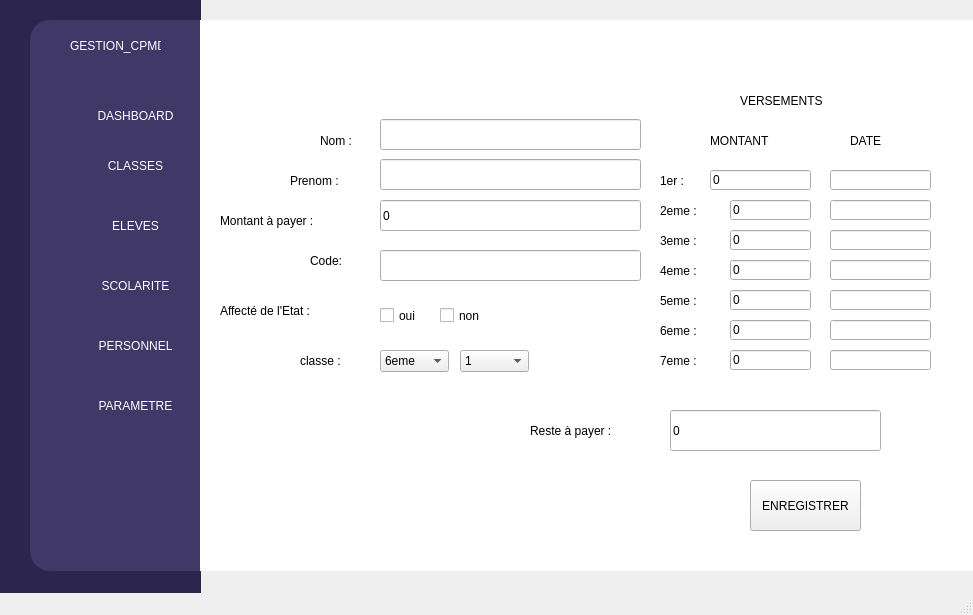
Old version of the form interfaces/Gest.ui in the repository tilonon/gestion_cpmd.
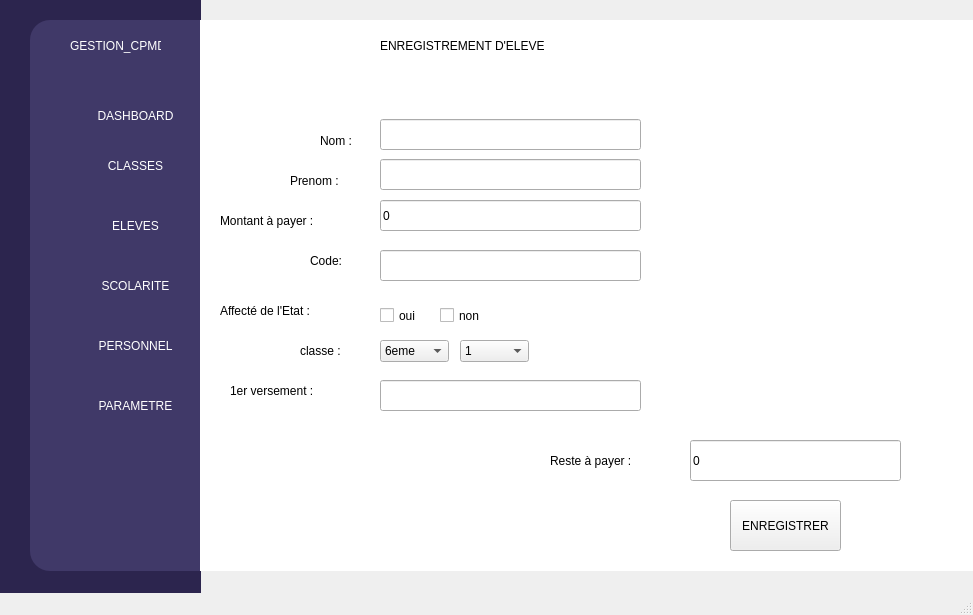
New version of the form. The open tabs and pages were chosen to show the change. Icons and pictures are not drawn.

Commit message: maj interface

Patch:
```diff
--- a/interfaces/Gest.ui
+++ b/interfaces/Gest.ui
@@ -424,352 +424,6 @@
        <string/>
       </property>
      </widget>
-     <widget class="QWidget" name="widget" native="true">
-      <property name="geometry">
-       <rect>
-        <x>450</x>
-        <y>160</y>
-        <width>301</width>
-        <height>221</height>
-       </rect>
-      </property>
-      <widget class="QLabel" name="label_27">
-       <property name="geometry">
-        <rect>
-         <x>10</x>
-         <y>10</y>
-         <width>41</width>
-         <height>21</height>
-        </rect>
-       </property>
-       <property name="styleSheet">
-        <string notr="true">font: 75 14pt &quot;MS Shell Dlg 2&quot;;</string>
-       </property>
-       <property name="text">
-        <string>1er :</string>
-       </property>
-      </widget>
-      <widget class="QLabel" name="label_28">
-       <property name="geometry">
-        <rect>
-         <x>10</x>
-         <y>40</y>
-         <width>61</width>
-         <height>21</height>
-        </rect>
-       </property>
-       <property name="styleSheet">
-        <string notr="true">font: 75 14pt &quot;MS Shell Dlg 2&quot;;</string>
-       </property>
-       <property name="text">
-        <string>2eme :</string>
-       </property>
-      </widget>
-      <widget class="QLabel" name="label_29">
-       <property name="geometry">
-        <rect>
-         <x>10</x>
-         <y>70</y>
-         <width>61</width>
-         <height>21</height>
-        </rect>
-       </property>
-       <property name="styleSheet">
-        <string notr="true">font: 75 14pt &quot;MS Shell Dlg 2&quot;;</string>
-       </property>
-       <property name="text">
-        <string>3eme :</string>
-       </property>
-      </widget>
-      <widget class="QLabel" name="label_30">
-       <property name="geometry">
-        <rect>
-         <x>10</x>
-         <y>100</y>
-         <width>61</width>
-         <height>21</height>
-        </rect>
-       </property>
-       <property name="styleSheet">
-        <string notr="true">font: 75 14pt &quot;MS Shell Dlg 2&quot;;</string>
-       </property>
-       <property name="text">
-        <string>4eme :</string>
-       </property>
-      </widget>
-      <widget class="QLabel" name="label_31">
-       <property name="geometry">
-        <rect>
-         <x>10</x>
-         <y>130</y>
-         <width>61</width>
-         <height>21</height>
-        </rect>
-       </property>
-       <property name="styleSheet">
-        <string notr="true">font: 75 14pt &quot;MS Shell Dlg 2&quot;;</string>
-       </property>
-       <property name="text">
-        <string>5eme :</string>
-       </property>
-      </widget>
-      <widget class="QLabel" name="label_32">
-       <property name="geometry">
-        <rect>
-         <x>10</x>
-         <y>160</y>
-         <width>61</width>
-         <height>21</height>
-        </rect>
-       </property>
-       <property name="styleSheet">
-        <string notr="true">font: 75 14pt &quot;MS Shell Dlg 2&quot;;</string>
-       </property>
-       <property name="text">
-        <string>6eme :</string>
-       </property>
-      </widget>
-      <widget class="QLabel" name="label_33">
-       <property name="geometry">
-        <rect>
-         <x>10</x>
-         <y>190</y>
-         <width>61</width>
-         <height>21</height>
-        </rect>
-       </property>
-       <property name="styleSheet">
-        <string notr="true">font: 75 14pt &quot;MS Shell Dlg 2&quot;;</string>
-       </property>
-       <property name="text">
-        <string>7eme :</string>
-       </property>
-      </widget>
-      <widget class="QLineEdit" name="lineEdit_6">
-       <property name="geometry">
-        <rect>
-         <x>60</x>
-         <y>10</y>
-         <width>101</width>
-         <height>20</height>
-        </rect>
-       </property>
-       <property name="styleSheet">
-        <string notr="true">font: 75 12pt &quot;Times New Roman&quot;;</string>
-       </property>
-       <property name="text">
-        <string>0</string>
-       </property>
-      </widget>
-      <widget class="QLineEdit" name="lineEdit_7">
-       <property name="geometry">
-        <rect>
-         <x>80</x>
-         <y>40</y>
-         <width>81</width>
-         <height>20</height>
-        </rect>
-       </property>
-       <property name="styleSheet">
-        <string notr="true">font: 75 12pt &quot;Times New Roman&quot;;</string>
-       </property>
-       <property name="text">
-        <string>0</string>
-       </property>
-      </widget>
-      <widget class="QLineEdit" name="lineEdit_8">
-       <property name="geometry">
-        <rect>
-         <x>80</x>
-         <y>70</y>
-         <width>81</width>
-         <height>20</height>
-        </rect>
-       </property>
-       <property name="styleSheet">
-        <string notr="true">font: 75 12pt &quot;Times New Roman&quot;;</string>
-       </property>
-       <property name="text">
-        <string>0</string>
-       </property>
-      </widget>
-      <widget class="QLineEdit" name="lineEdit_9">
-       <property name="geometry">
-        <rect>
-         <x>80</x>
-         <y>100</y>
-         <width>81</width>
-         <height>20</height>
-        </rect>
-       </property>
-       <property name="styleSheet">
-        <string notr="true">font: 75 12pt &quot;Times New Roman&quot;;</string>
-       </property>
-       <property name="text">
-        <string>0</string>
-       </property>
-      </widget>
-      <widget class="QLineEdit" name="lineEdit_10">
-       <property name="geometry">
-        <rect>
-         <x>80</x>
-         <y>130</y>
-         <width>81</width>
-         <height>20</height>
-        </rect>
-       </property>
-       <property name="styleSheet">
-        <string notr="true">font: 75 12pt &quot;Times New Roman&quot;;</string>
-       </property>
-       <property name="text">
-        <string>0</string>
-       </property>
-      </widget>
-      <widget class="QLineEdit" name="lineEdit_11">
-       <property name="geometry">
-        <rect>
-         <x>80</x>
-         <y>160</y>
-         <width>81</width>
-         <height>20</height>
-        </rect>
-       </property>
-       <property name="styleSheet">
-        <string notr="true">font: 75 12pt &quot;Times New Roman&quot;;</string>
-       </property>
-       <property name="text">
-        <string>0</string>
-       </property>
-      </widget>
-      <widget class="QLineEdit" name="lineEdit_12">
-       <property name="geometry">
-        <rect>
-         <x>80</x>
-         <y>190</y>
-         <width>81</width>
-         <height>20</height>
-        </rect>
-       </property>
-       <property name="styleSheet">
-        <string notr="true">font: 75 12pt &quot;Times New Roman&quot;;</string>
-       </property>
-       <property name="text">
-        <string>0</string>
-       </property>
-      </widget>
-      <widget class="QLineEdit" name="lineEdit_13">
-       <property name="geometry">
-        <rect>
-         <x>180</x>
-         <y>10</y>
-         <width>101</width>
-         <height>20</height>
-        </rect>
-       </property>
-       <property name="styleSheet">
-        <string notr="true">font: 75 12pt &quot;Times New Roman&quot;;</string>
-       </property>
-       <property name="text">
-        <string/>
-       </property>
-      </widget>
-      <widget class="QLineEdit" name="lineEdit_14">
-       <property name="geometry">
-        <rect>
-         <x>180</x>
-         <y>40</y>
-         <width>101</width>
-         <height>20</height>
-        </rect>
-       </property>
-       <property name="styleSheet">
-        <string notr="true">font: 75 12pt &quot;Times New Roman&quot;;</string>
-       </property>
-       <property name="text">
-        <string/>
-       </property>
-      </widget>
-      <widget class="QLineEdit" name="lineEdit_15">
-       <property name="geometry">
-        <rect>
-         <x>180</x>
-         <y>70</y>
-         <width>101</width>
-         <height>20</height>
-        </rect>
-       </property>
-       <property name="styleSheet">
-        <string notr="true">font: 75 12pt &quot;Times New Roman&quot;;</string>
-       </property>
-       <property name="text">
-        <string/>
-       </property>
-      </widget>
-      <widget class="QLineEdit" name="lineEdit_16">
-       <property name="geometry">
-        <rect>
-         <x>180</x>
-         <y>100</y>
-         <width>101</width>
-         <height>20</height>
-        </rect>
-       </property>
-       <property name="styleSheet">
-        <string notr="true">font: 75 12pt &quot;Times New Roman&quot;;</string>
-       </property>
-       <property name="text">
-        <string/>
-       </property>
-      </widget>
-      <widget class="QLineEdit" name="lineEdit_17">
-       <property name="geometry">
-        <rect>
-         <x>180</x>
-         <y>130</y>
-         <width>101</width>
-         <height>20</height>
-        </rect>
-       </property>
-       <property name="styleSheet">
-        <string notr="true">font: 75 12pt &quot;Times New Roman&quot;;</string>
-       </property>
-       <property name="text">
-        <string/>
-       </property>
-      </widget>
-      <widget class="QLineEdit" name="lineEdit_18">
-       <property name="geometry">
-        <rect>
-         <x>180</x>
-         <y>160</y>
-         <width>101</width>
-         <height>20</height>
-        </rect>
-       </property>
-       <property name="styleSheet">
-        <string notr="true">font: 75 12pt &quot;Times New Roman&quot;;</string>
-       </property>
-       <property name="text">
-        <string/>
-       </property>
-      </widget>
-      <widget class="QLineEdit" name="lineEdit_20">
-       <property name="geometry">
-        <rect>
-         <x>180</x>
-         <y>190</y>
-         <width>101</width>
-         <height>20</height>
-        </rect>
-       </property>
-       <property name="styleSheet">
-        <string notr="true">font: 75 12pt &quot;Times New Roman&quot;;</string>
-       </property>
-       <property name="text">
-        <string/>
-       </property>
-      </widget>
-     </widget>
      <widget class="QLabel" name="label_34">
       <property name="geometry">
        <rect>
@@ -818,8 +472,8 @@
      <widget class="QLineEdit" name="lineEdit_22">
       <property name="geometry">
        <rect>
-        <x>470</x>
-        <y>410</y>
+        <x>490</x>
+        <y>440</y>
         <width>211</width>
         <height>41</height>
        </rect>
@@ -878,7 +532,7 @@
       <property name="geometry">
        <rect>
         <x>180</x>
-        <y>350</y>
+        <y>340</y>
         <width>69</width>
         <height>22</height>
        </rect>
@@ -968,7 +622,7 @@
       <property name="geometry">
        <rect>
         <x>100</x>
-        <y>350</y>
+        <y>340</y>
         <width>71</width>
         <height>21</height>
        </rect>
@@ -1012,22 +666,6 @@
        <string>Affecté de l'Etat :</string>
       </property>
      </widget>
-     <widget class="QLabel" name="label_39">
-      <property name="geometry">
-       <rect>
-        <x>540</x>
-        <y>90</y>
-        <width>121</width>
-        <height>21</height>
-       </rect>
-      </property>
-      <property name="styleSheet">
-       <string notr="true">font: 75 14pt &quot;MS Shell Dlg 2&quot;;</string>
-      </property>
-      <property name="text">
-       <string>VERSEMENTS</string>
-      </property>
-     </widget>
      <widget class="QLineEdit" name="lineEdit_24">
       <property name="geometry">
        <rect>
@@ -1045,7 +683,7 @@
       <property name="geometry">
        <rect>
         <x>260</x>
-        <y>350</y>
+        <y>340</y>
         <width>69</width>
         <height>22</height>
        </rect>
@@ -1154,8 +792,8 @@
      <widget class="QPushButton" name="pushButton_7">
       <property name="geometry">
        <rect>
-        <x>550</x>
-        <y>480</y>
+        <x>530</x>
+        <y>500</y>
         <width>111</width>
         <height>51</height>
        </rect>
@@ -1164,27 +802,11 @@
        <string>ENREGISTRER</string>
       </property>
      </widget>
-     <widget class="QLabel" name="label_40">
-      <property name="geometry">
-       <rect>
-        <x>510</x>
-        <y>130</y>
-        <width>91</width>
-        <height>21</height>
-       </rect>
-      </property>
-      <property name="styleSheet">
-       <string notr="true">font: 75 14pt &quot;MS Shell Dlg 2&quot;;</string>
-      </property>
-      <property name="text">
-       <string>MONTANT</string>
-      </property>
-     </widget>
      <widget class="QLabel" name="label_41">
       <property name="geometry">
        <rect>
-        <x>330</x>
-        <y>420</y>
+        <x>350</x>
+        <y>450</y>
         <width>131</width>
         <height>21</height>
        </rect>
@@ -1196,12 +818,28 @@
        <string>Reste à payer :</string>
       </property>
      </widget>
-     <widget class="QLabel" name="label_42">
+     <widget class="QLineEdit" name="lineEdit_20">
       <property name="geometry">
        <rect>
-        <x>650</x>
-        <y>130</y>
-        <width>51</width>
+        <x>180</x>
+        <y>380</y>
+        <width>261</width>
+        <height>31</height>
+       </rect>
+      </property>
+      <property name="styleSheet">
+       <string notr="true">font: 75 15pt &quot;Times New Roman&quot;;</string>
+      </property>
+      <property name="text">
+       <string/>
+      </property>
+     </widget>
+     <widget class="QLabel" name="label_39">
+      <property name="geometry">
+       <rect>
+        <x>30</x>
+        <y>380</y>
+        <width>131</width>
         <height>21</height>
        </rect>
       </property>
@@ -1209,7 +847,23 @@
        <string notr="true">font: 75 14pt &quot;MS Shell Dlg 2&quot;;</string>
       </property>
       <property name="text">
-       <string>DATE</string>
+       <string>1er versement :</string>
+      </property>
+     </widget>
+     <widget class="QLabel" name="label_27">
+      <property name="geometry">
+       <rect>
+        <x>180</x>
+        <y>-10</y>
+        <width>421</width>
+        <height>111</height>
+       </rect>
+      </property>
+      <property name="styleSheet">
+       <string notr="true">font: 75 25pt &quot;MS Shell Dlg 2&quot;;</string>
+      </property>
+      <property name="text">
+       <string>ENREGISTREMENT D'ELEVE</string>
       </property>
      </widget>
     </widget>
```
Left out of the diff: 22 changed lines with no effect on the pictures.
